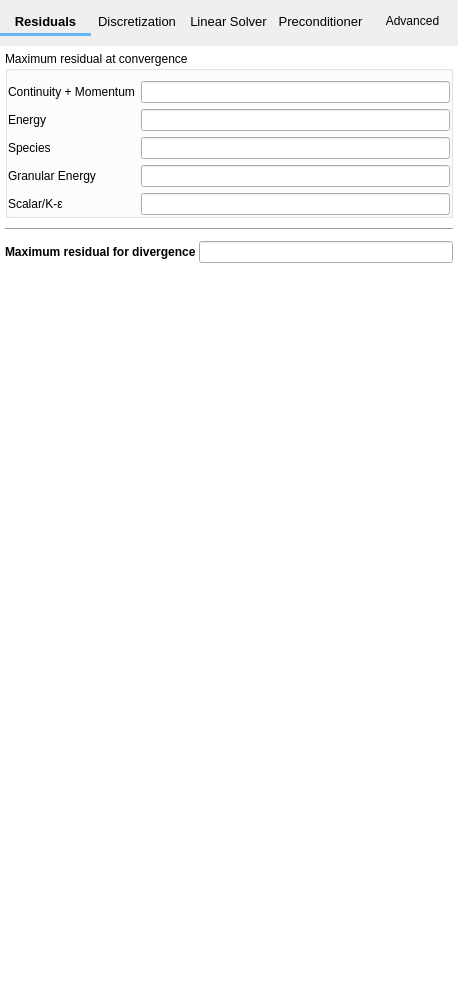
This is mfixgui/uifiles/numerics.ui in truongd8593/mfix as Qt 5 draws it before an edit. The edited form follows.
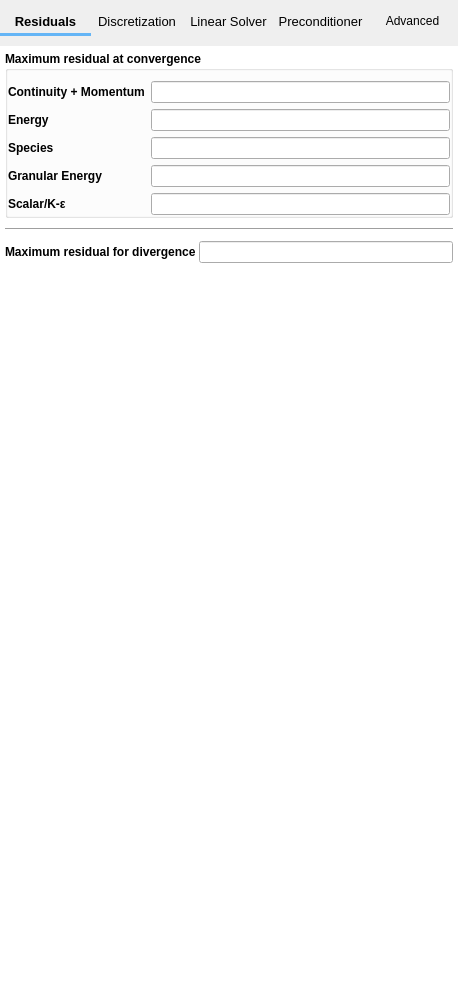
This is the edited form. Custom widgets are drawn as their Qt base class.

Commit message: fix tab navigation order

What changed in the file:
```diff
--- a/mfixgui/uifiles/numerics.ui
+++ b/mfixgui/uifiles/numerics.ui
@@ -234,6 +234,12 @@
        </item>
        <item row="0" column="0" colspan="2">
         <widget class="QGroupBox" name="groupbox_residuals">
+         <property name="font">
+          <font>
+           <weight>75</weight>
+           <bold>true</bold>
+          </font>
+         </property>
          <property name="title">
           <string>Maximum residual at convergence</string>
          </property>
```
Left out of the diff: 24 changed lines with no effect on the pictures. The commit also changes 1 other file.
